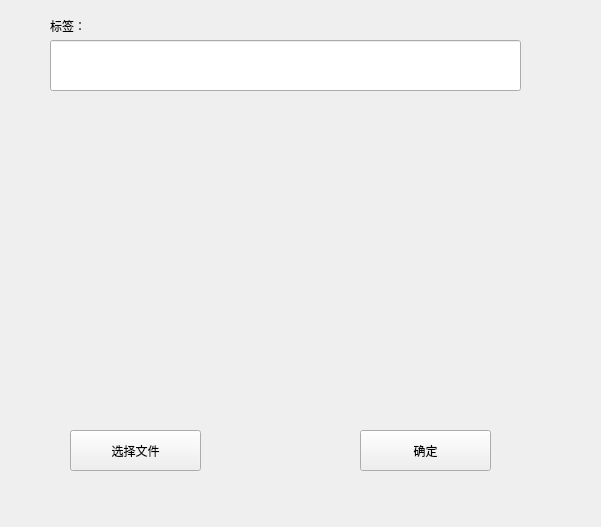
First picture: the form in ui_func/funcwin_datareview.ui, repository Dirck-YHP/Proj_sensor_detect, before the edit.
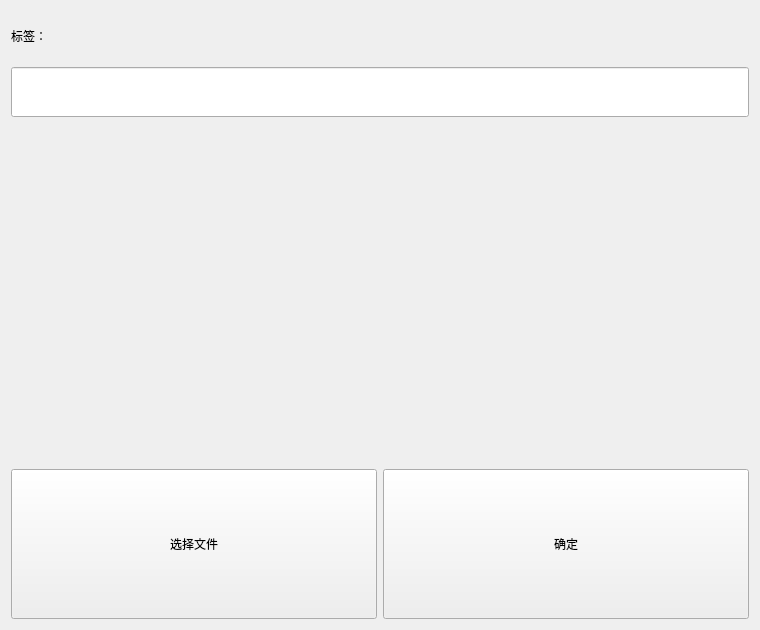
Second picture: the form after the edit. Custom widgets are drawn as their Qt base class.

What changed in the file:
```diff
--- a/ui_func/funcwin_datareview.ui
+++ b/ui_func/funcwin_datareview.ui
@@ -6,72 +6,83 @@
    <rect>
     <x>0</x>
     <y>0</y>
-    <width>601</width>
-    <height>527</height>
+    <width>760</width>
+    <height>630</height>
    </rect>
   </property>
   <property name="windowTitle">
    <string>数据复现</string>
   </property>
-  <widget class="QPushButton" name="btn_ok">
-   <property name="geometry">
-    <rect>
-     <x>360</x>
-     <y>430</y>
-     <width>131</width>
-     <height>41</height>
-    </rect>
-   </property>
-   <property name="text">
-    <string>确定</string>
-   </property>
-  </widget>
-  <widget class="QCustomPlot" name="custom_plot" native="true">
-   <property name="geometry">
-    <rect>
-     <x>30</x>
-     <y>120</y>
-     <width>511</width>
-     <height>261</height>
-    </rect>
-   </property>
-  </widget>
-  <widget class="QPushButton" name="btn_choose_file">
-   <property name="geometry">
-    <rect>
-     <x>70</x>
-     <y>430</y>
-     <width>131</width>
-     <height>41</height>
-    </rect>
-   </property>
-   <property name="text">
-    <string>选择文件</string>
-   </property>
-  </widget>
-  <widget class="QLineEdit" name="lineE_labels">
-   <property name="geometry">
-    <rect>
-     <x>50</x>
-     <y>40</y>
-     <width>471</width>
-     <height>51</height>
-    </rect>
-   </property>
-  </widget>
-  <widget class="QLabel" name="label_2">
-   <property name="geometry">
-    <rect>
-     <x>50</x>
-     <y>10</y>
-     <width>111</width>
-     <height>31</height>
-    </rect>
-   </property>
-   <property name="text">
-    <string>标签：</string>
-   </property>
-  </widget>
+  <layout class="QGridLayout" name="gridLayout">
+   <item row="0" column="0">
+    <widget class="QLabel" name="label_2">
+     <property name="maximumSize">
+      <size>
+       <width>16777215</width>
+       <height>50</height>
+      </size>
+     </property>
+     <property name="text">
+      <string>标签：</string>
+     </property>
+    </widget>
+   </item>
+   <item row="1" column="0">
+    <widget class="QLineEdit" name="lineE_labels">
+     <property name="minimumSize">
+      <size>
+       <width>0</width>
+       <height>50</height>
+      </size>
+     </property>
+    </widget>
+   </item>
+   <item row="2" column="0">
+    <widget class="QCustomPlot" name="custom_plot" native="true"/>
+   </item>
+   <item row="3" column="0">
+    <layout class="QHBoxLayout" name="horizontalLayout">
+     <item>
+      <widget class="QPushButton" name="btn_choose_file">
+       <property name="sizePolicy">
+        <sizepolicy hsizetype="Minimum" vsizetype="Preferred">
+         <horstretch>0</horstretch>
+         <verstretch>0</verstretch>
+        </sizepolicy>
+       </property>
+       <property name="maximumSize">
+        <size>
+         <width>16777215</width>
+         <height>150</height>
+        </size>
+       </property>
+       <property name="text">
+        <string>选择文件</string>
+       </property>
+      </widget>
+     </item>
+     <item>
+      <widget class="QPushButton" name="btn_ok">
+       <property name="sizePolicy">
+        <sizepolicy hsizetype="Minimum" vsizetype="Preferred">
+         <horstretch>0</horstretch>
+         <verstretch>0</verstretch>
+        </sizepolicy>
+       </property>
+       <property name="maximumSize">
+        <size>
+         <width>16777215</width>
+         <height>150</height>
+        </size>
+       </property>
+       <property name="text">
+        <string>确定</string>
+       </property>
+      </widget>
+     </item>
+    </layout>
+   </item>
+  </layout>
  </widget>
  <customwidgets>
   <customwidget>
```
